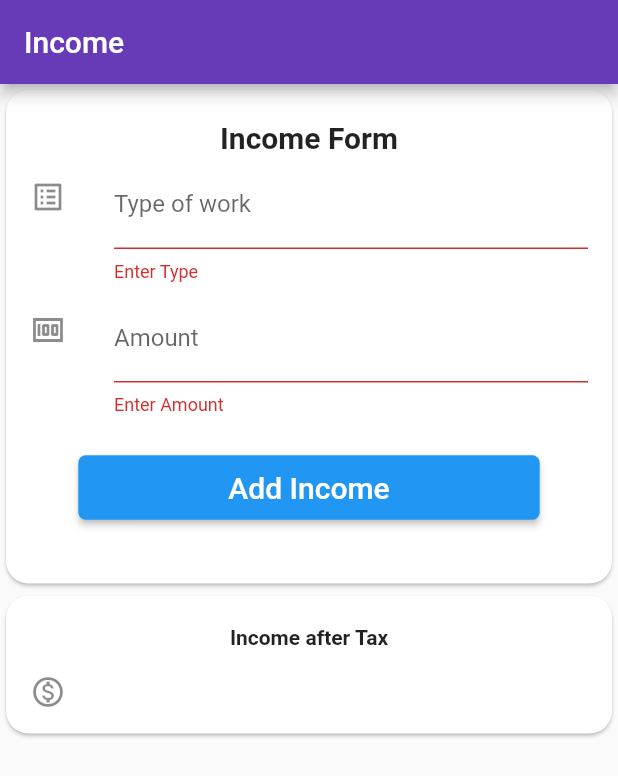
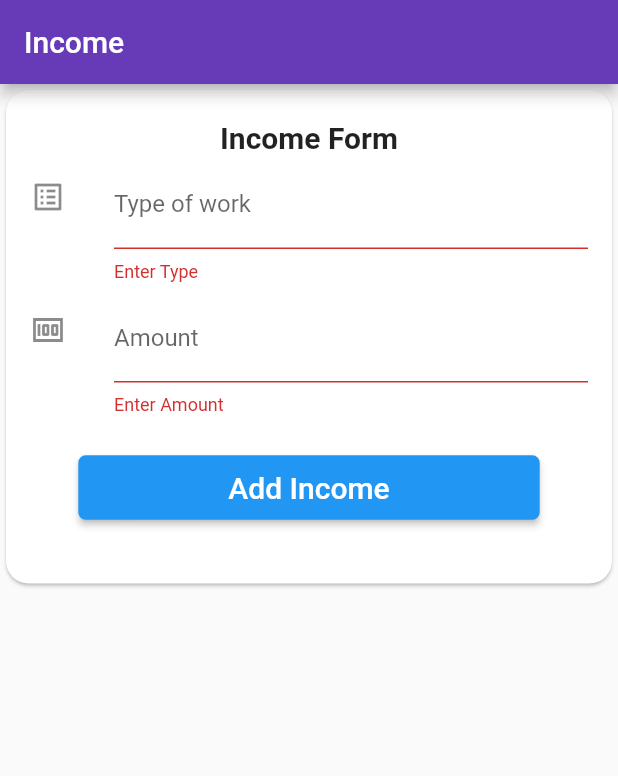
Before and after one commit to niharpshah/desinamu, a Flutter app: the screen it shows after launch, after a tap on "Add Income", on a phone screen of 412 x 824 dp. Shown: the top 776 px of the screen. Run offline on Flutter 3.47's test engine with Material 2 defaults, Android fonts, the light colour scheme and no system bars.

Commit message:
Income Show to next screen

```diff
--- a/lib/incomepage.dart
+++ b/lib/incomepage.dart
@@ -1,5 +1,5 @@
 import 'package:flutter/material.dart';
-import 'package:flutter/rendering.dart';
+import 'screens/showincome.dart';
 
 class IncomePage extends StatefulWidget {
   const IncomePage({super.key});
@@ -9,88 +9,47 @@ class IncomePage extends StatefulWidget {
 }
 
 class _IncomePageState extends State<IncomePage> {
-  final GlobalKey<FormState> _informKey = GlobalKey<FormState>();
-  late String _type, taxmount = "", finalAmount = "";
-  late String _amount = "";
+  final GlobalKey<FormState> _key = new GlobalKey();
+  late String type,
+      taxmount = "",
+      finalAmount = "",
+      amount = "",
+      kiwisaver = "";
   late bool _autovalid = false;
-
-  addIncomeData() {
-    if (_informKey.currentState!.validate()) {
-      // Save Data in Global Key
-      _informKey.currentState?.save();
-      // Send to Next Screen
-      Navigator.push(
-        context,
-        MaterialPageRoute(
-          builder: (context) => AlertDialog(
-            content: Text(
-              _amount,
-              style: TextStyle(
-                fontSize: 20.0,
-                fontWeight: FontWeight.bold,
-                color: Colors.green,
-              ),
-            ),
-            title: Text(
-              _type,
-              style: TextStyle(
-                fontSize: 20.0,
-                fontWeight: FontWeight.bold,
-              ),
-            ),
-            actions: <Widget>[
-              ElevatedButton(
-                onPressed: () {
-                  Navigator.of(context).pop();
-                  showincomeafterTax();
-                },
-                child: Text('Ok Got It..!!'),
-              ),
-            ],
-          ),
-        ),
-      ).then((_) => _informKey.currentState?.reset());
-    } else {
-      setState(() {
-        _autovalid = true;
-        // showError("errorMessage");
-      });
-    }
-  }
 
   // Show income after tax
   showincomeafterTax() {
-    if (_amount!.isNotEmpty) {
-      int amountDouble = int.parse(_amount);
-      taxmount = (amountDouble - (amountDouble * 17 / 100)).toString();
-      // finalAmount = (amountDouble - taxmount).toString();
-
-      Navigator.push(
-        context,
-        MaterialPageRoute(
-          builder: (context) => AlertDialog(
-            title: Text('Tax on Income'),
-            content: Text(
-              taxmount,
-              style: TextStyle(
-                color: Colors.red,
-              ),
-            ),
-            actions: <Widget>[
-              ElevatedButton(
-                onPressed: () {
-                  Navigator.of(context).pop();
-                },
-                child: Text('OK'),
-              ),
-            ],
-          ),
-        ),
-      );
+    if (type!.isNotEmpty && type == "z" || type == "Z") {
+      if (amount!.isNotEmpty) {
+        double amountDouble = double.parse(amount);
+        amount = amountDouble.toStringAsFixed(2);
+        taxmount = (amountDouble * 17 / 100).toStringAsFixed(2).toString();
+        finalAmount = (amountDouble -
+                (amountDouble * 17 / 100) -
+                (amountDouble * 3 / 100))
+            .toStringAsFixed(2)
+            .toString();
+        kiwisaver = (amountDouble * 3 / 100).toStringAsFixed(2).toString();
+      } else {
+        setState(() {
+          _autovalid = true;
+        });
+      }
     } else {
-      setState(() {
-        _autovalid = true;
-      });
+      if (amount!.isNotEmpty) {
+        double amountDouble = double.parse(amount);
+        amount = amountDouble.toStringAsFixed(2);
+        taxmount = (amountDouble * 0 / 100).toStringAsFixed(2).toString();
+        finalAmount =
+            (amountDouble - (amountDouble * 0 / 100) - (amountDouble * 0 / 100))
+                .toStringAsFixed(2)
+                .toString();
+        kiwisaver = (amountDouble * 0 / 100).toStringAsFixed(2).toString();
+      } else {
+        setState(() {
+          _autovalid = true;
+        });
+      }
     }
   }
 
@@ -106,7 +65,7 @@ class _IncomePageState extends State<IncomePage> {
         child: Column(
           children: <Widget>[
             Form(
-              key: _informKey,
+              key: _key,
               child: Card(
                 shape: RoundedRectangleBorder(
                   borderRadius: BorderRadius.circular(15.0),
@@ -141,7 +100,7 @@ class _IncomePageState extends State<IncomePage> {
                           }
                         },
                         decoration: InputDecoration(labelText: 'Type of work'),
-                        onSaved: (input) => _type = input!,
+                        onSaved: (input) => type = input!,
                       ),
                     ),
                     ListTile(
@@ -154,7 +113,7 @@ class _IncomePageState extends State<IncomePage> {
                           }
                         },
                         decoration: InputDecoration(labelText: 'Amount'),
-                        onSaved: (input) => _amount = input!,
+                        onSaved: (input) => amount = input!,
                       ),
                     ),
                     Container(
@@ -168,7 +127,10 @@ class _IncomePageState extends State<IncomePage> {
                           padding:
                               EdgeInsets.fromLTRB(100.0, 10.0, 100.0, 10.0),
                         ),
-                        onPressed: addIncomeData,
+                        onPressed: () {
+                          _SendNextScreen();
+                          showincomeafterTax();
+                        },
                         child: Text(
                           'Add Income',
                           style: TextStyle(
@@ -184,39 +146,33 @@ class _IncomePageState extends State<IncomePage> {
                 ),
               ),
             ),
-            Card(
-              shape: RoundedRectangleBorder(
-                borderRadius: BorderRadius.circular(15.0),
-              ),
-              child: Column(
-                children: <Widget>[
-                  Padding(
-                    padding: EdgeInsets.all(10.0),
-                  ),
-                  Container(
-                    child: Text(
-                      'Income after Tax',
-                      style: TextStyle(
-                        fontWeight: FontWeight.bold,
-                      ),
-                    ),
-                  ),
-                  Container(
-                    child: Column(
-                      children: <Widget>[
-                        ListTile(
-                          leading: Icon(Icons.monetization_on_outlined),
-                          title: Text(taxmount),
-                        ),
-                      ],
-                    ),
-                  ),
-                ],
-              ),
-            ),
           ],
         ),
       ),
     );
   }
+
+  _SendNextScreen() {
+    if (_key.currentState!.validate()) {
+      // Save Data in Global Key
+      _key.currentState?.save();
+      // Send to next screen
+      Navigator.push(
+        context,
+        MaterialPageRoute(
+          builder: (context) => ShowIncomePage(
+            type: type,
+            taxmount: taxmount,
+            finalAmount: finalAmount,
+            amount: amount,
+            kiwi: kiwisaver,
+          ),
+        ),
+      ).then((_) => _key.currentState?.reset());
+    } else {
+      setState(() {
+        _autovalid = true;
+      });
+    }
+  }
 }
--- a/lib/main.dart
+++ b/lib/main.dart
@@ -6,6 +6,7 @@ import 'package:flutter/material.dart';
 import 'expensepage.dart';
 import 'homepage.dart';
 import 'incomepage.dart';
+import 'screens/showincome.dart';
 
 void main() => runApp(MyApp());
 
```
Also changed, not shown: lib/screens/showincome.dart (added, +177 -0 lines), 1 other file.
